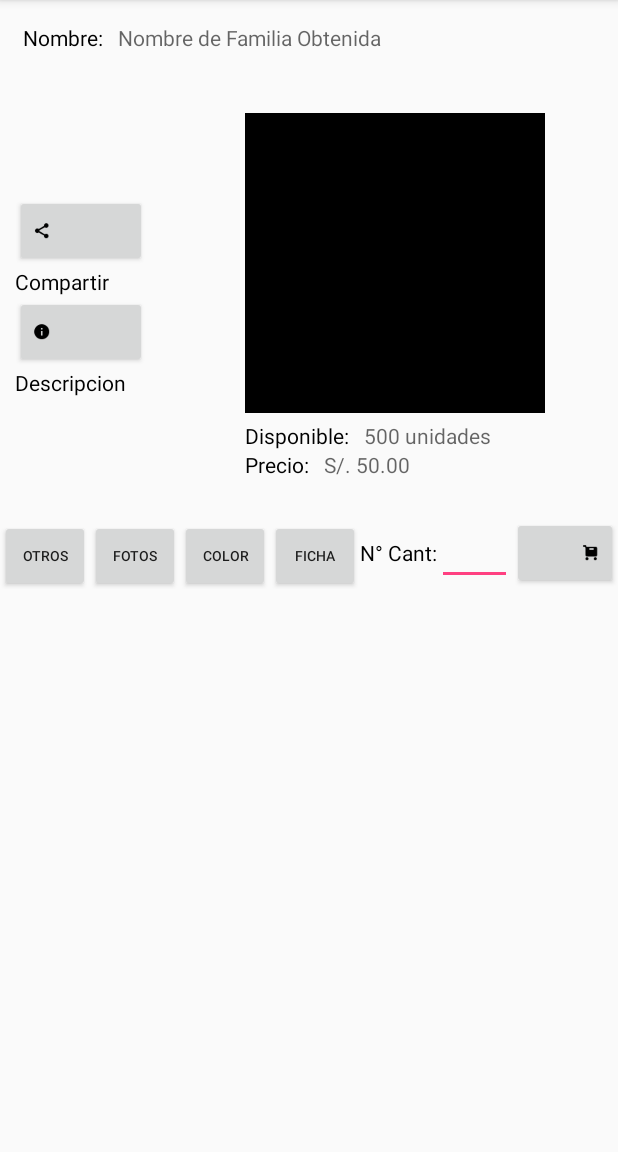
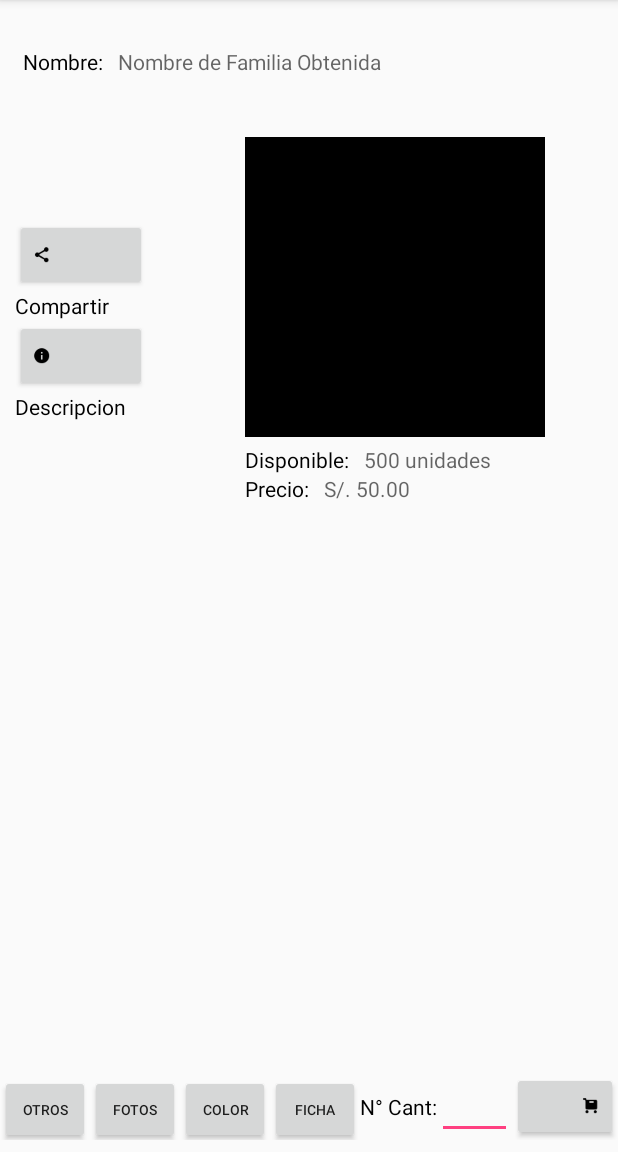
Before and after one commit to AugustCS/CRUD1, an Android app: the fragment familia_item_descripcion shown on its own in the app's theme, on a phone screen of 412 x 824 dp, the part 84-1236 px from its top. Run offline under Robolectric (Android 15) with nearby library versions, the phone set to English and light mode, and no system bars.

Commit message:
diseño 100%
información item

```diff
--- a/app/src/main/res/layout/fragment_familia_item_descripcion.xml
+++ b/app/src/main/res/layout/fragment_familia_item_descripcion.xml
@@ -1,31 +1,41 @@
 <FrameLayout xmlns:android="http://schemas.android.com/apk/res/android"
+    xmlns:app="http://schemas.android.com/apk/res-auto"
     xmlns:tools="http://schemas.android.com/tools"
     android:layout_width="match_parent"
     android:layout_height="match_parent"
     tools:context="com.debugia.crudinicial.familia_item_descripcion">
 
+    <android.support.constraint.ConstraintLayout
+        android:layout_width="match_parent"
+        android:layout_height="match_parent">
+
+
         <LinearLayout
+            android:id="@+id/linearLayout"
             android:layout_width="match_parent"
             android:layout_height="match_parent"
-        android:orientation="vertical">
+            android:layout_marginTop="16dp"
+            android:orientation="vertical"
+            app:layout_constraintTop_toTopOf="parent">
 
             <LinearLayout
                 android:layout_width="match_parent"
                 android:layout_height="wrap_content"
                 android:orientation="horizontal"
                 android:padding="15dp">
+
                 <TextView
                     android:layout_width="wrap_content"
                     android:layout_height="wrap_content"
-                android:textColor="@color/colorBlack"
-                android:text="@string/nombre_cliente"/>
+                    android:text="@string/nombre_cliente"
+                    android:textColor="@color/colorBlack" />
+
                 <TextView
                     android:id="@+id/nombre_familia"
-                android:paddingLeft="10dp"
                     android:layout_width="wrap_content"
                     android:layout_height="wrap_content"
                     android:hint="Nombre de Familia Obtenida"
-                />
+                    android:paddingLeft="10dp" />
             </LinearLayout>
 
             <LinearLayout
@@ -37,117 +47,133 @@
                 <LinearLayout
                     android:layout_width="wrap_content"
                     android:layout_height="wrap_content"
-                android:orientation="vertical"
-                android:layout_gravity="center_vertical">
+                    android:layout_gravity="center_vertical"
+                    android:orientation="vertical">
+
                     <Button
                         android:layout_width="wrap_content"
                         android:layout_height="wrap_content"
-                    android:drawableLeft="@drawable/compartir"/>
+                        android:drawableLeft="@drawable/compartir" />
+
                     <TextView
                         android:layout_width="wrap_content"
                         android:layout_height="wrap_content"
-                    android:textColor="@color/colorBlack"
-                    android:text="@string/compartir" />
+                        android:text="@string/compartir"
+                        android:textColor="@color/colorBlack" />
+
                     <Button
                         android:layout_width="wrap_content"
                         android:layout_height="wrap_content"
-                    android:drawableLeft="@drawable/ayudar"/>
+                        android:drawableLeft="@drawable/ayudar" />
+
                     <TextView
                         android:layout_width="wrap_content"
                         android:layout_height="wrap_content"
-                    android:textColor="@color/colorBlack"
-                    android:text="@string/descripcion" />
+                        android:text="@string/descripcion"
+                        android:textColor="@color/colorBlack" />
                 </LinearLayout>
 
                 <LinearLayout
                     android:layout_width="wrap_content"
                     android:layout_height="wrap_content"
+                    android:layout_marginLeft="50dp"
                     android:orientation="vertical"
-                android:layout_marginLeft="50dp"
                     android:padding="15dp">
 
                     <ImageView
                         android:layout_width="200dp"
                         android:layout_height="200dp"
-                    android:background="@color/colorBlack"/>
+                        android:background="@color/colorBlack" />
 
                     <LinearLayout
                         android:layout_width="match_parent"
                         android:layout_height="wrap_content"
                         android:orientation="horizontal"
                         android:paddingTop="5dp">
+
                         <TextView
                             android:layout_width="wrap_content"
                             android:layout_height="wrap_content"
-                        android:textColor="@color/colorBlack"
-                        android:text="@string/disponible"/>
+                            android:text="@string/disponible"
+                            android:textColor="@color/colorBlack" />
+
                         <TextView
                             android:id="@+id/stock_disponible"
                             android:layout_width="wrap_content"
                             android:layout_height="wrap_content"
-                        android:paddingLeft="10dp"
-                        android:hint="500 unidades"/>
+                            android:hint="500 unidades"
+                            android:paddingLeft="10dp" />
                     </LinearLayout>
 
                     <LinearLayout
                         android:layout_width="match_parent"
                         android:layout_height="wrap_content"
                         android:orientation="horizontal">
+
                         <TextView
                             android:layout_width="wrap_content"
                             android:layout_height="wrap_content"
-                        android:textColor="@color/colorBlack"
-                        android:text="@string/precio"/>
+                            android:text="@string/precio"
+                            android:textColor="@color/colorBlack" />
+
                         <TextView
                             android:id="@+id/precio_familia"
                             android:layout_width="wrap_content"
                             android:layout_height="wrap_content"
-                        android:paddingLeft="10dp"
-                        android:hint="S/. 50.00"/>
+                            android:hint="S/. 50.00"
+                            android:paddingLeft="10dp" />
                     </LinearLayout>
 
                 </LinearLayout>
 
             </LinearLayout>
+        </LinearLayout>
 
         <LinearLayout
             android:layout_width="match_parent"
-            android:layout_height="wrap_content"
-            android:orientation="horizontal">
+            android:layout_height="46dp"
+            android:layout_marginBottom="8dp"
+            android:orientation="horizontal"
+            app:layout_constraintBottom_toBottomOf="parent">
+
             <Button
                 android:layout_width="60dp"
                 android:layout_height="wrap_content"
-                android:textSize="9sp"
-                android:text="@string/otros"/>
+                android:text="@string/otros"
+                android:textSize="9sp" />
+
             <Button
                 android:layout_width="60dp"
-                android:textSize="9sp"
                 android:layout_height="wrap_content"
-                android:text="@string/fotos"/>
+                android:text="@string/fotos"
+                android:textSize="9sp" />
+
             <Button
                 android:layout_width="60dp"
-                android:textSize="9sp"
                 android:layout_height="wrap_content"
-                android:text="@string/color"/>
+                android:text="@string/color"
+                android:textSize="9sp" />
+
             <Button
                 android:layout_width="60dp"
-                android:textSize="9sp"
                 android:layout_height="wrap_content"
-                android:text="@string/ficha"/>
+                android:text="@string/ficha"
+                android:textSize="9sp" />
+
             <TextView
                 android:layout_width="wrap_content"
                 android:layout_height="wrap_content"
-                android:textColor="@color/colorBlack"
-                android:text="@string/cantidad"/>
+                android:text="@string/cantidad"
+                android:textColor="@color/colorBlack" />
+
             <EditText
                 android:layout_width="50dp"
                 android:layout_height="wrap_content" />
+
             <Button
                 android:layout_width="wrap_content"
                 android:layout_height="wrap_content"
-                android:drawableRight="@drawable/agregar_producto"/>
+                android:drawableRight="@drawable/agregar_producto" />
         </LinearLayout>
-
-    </LinearLayout>
-
+    </android.support.constraint.ConstraintLayout>
 </FrameLayout>
```
Lines whose indentation alone changed are shown as unchanged.
